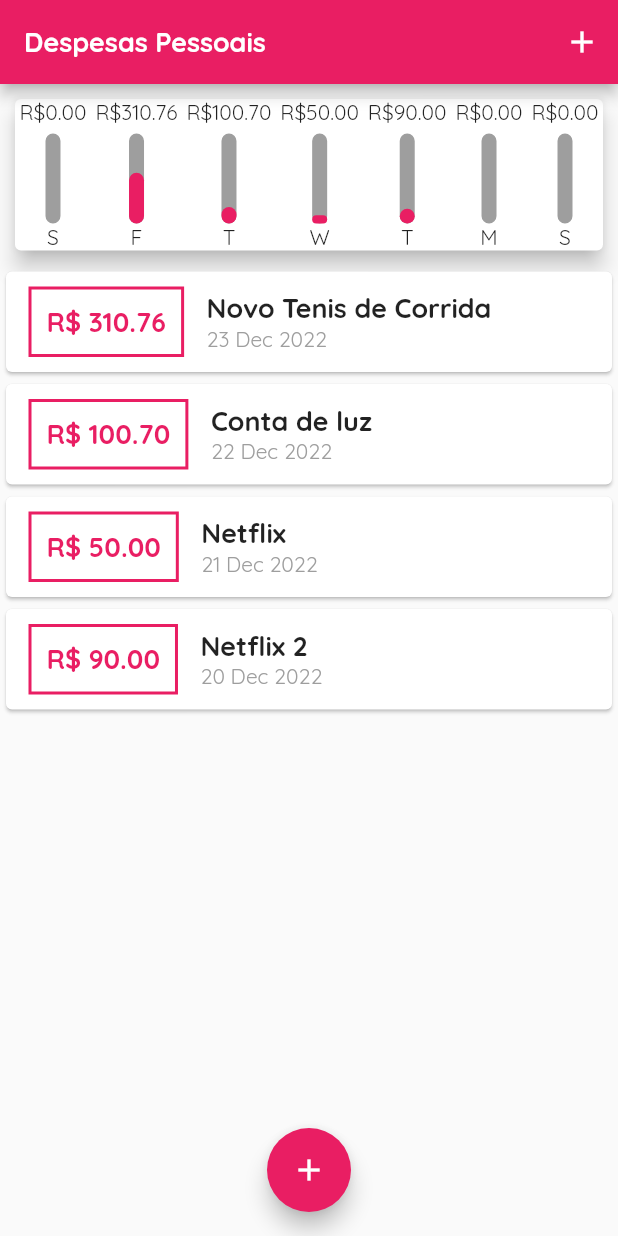
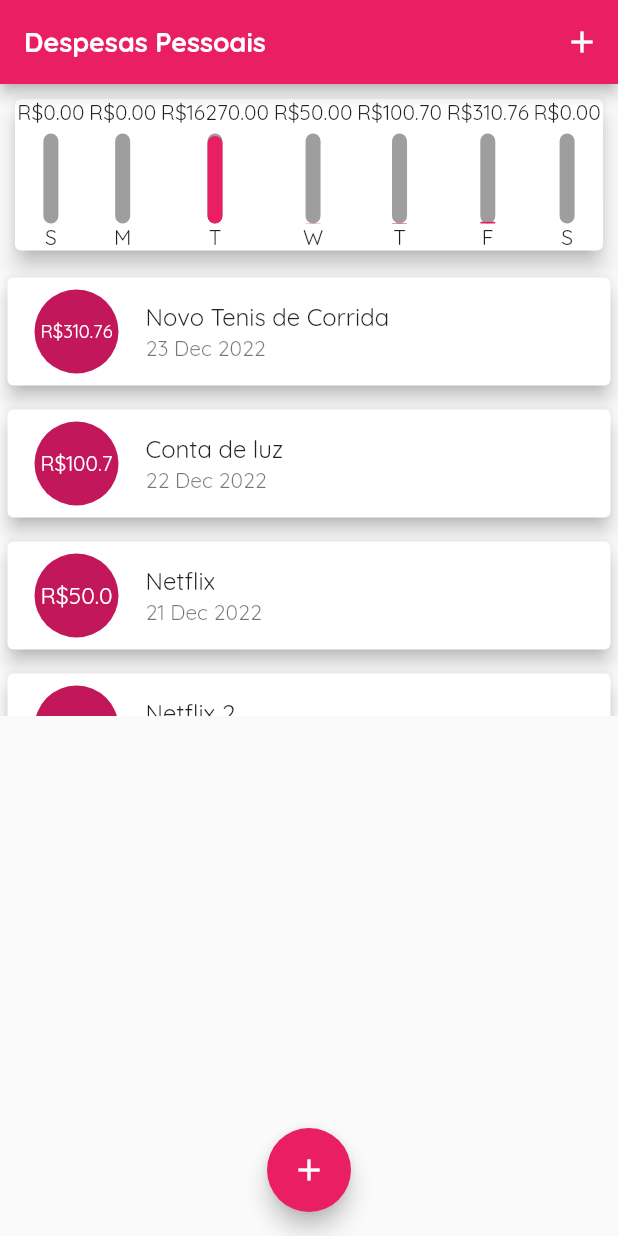
Before and after one commit to lucas-ol/expenses, a Flutter app: the screen it shows after launch, on a phone screen of 412 x 824 dp. Run offline on Flutter 3.47's test engine with Material 2 defaults, Android fonts, the phone set to English and light mode, and no system bars.

Commit message:
changed app icons fixed layout bugs

```diff
--- a/lib/components/chart.dart
+++ b/lib/components/chart.dart
@@ -37,7 +37,7 @@ class Chart extends StatelessWidget {
         'day': DateFormat.E().format(weekDay)[0],
         'value': totalSum,
       };
-    });
+    }).reversed.toList();
   }
 
   @override
@@ -50,14 +50,10 @@ class Chart extends StatelessWidget {
           children: groupedTransactions
               .map((e) => Column(
                     children: [
-                      Flexible(
-                        fit: FlexFit.loose,
-                        child: ChartBar(
-                          label: e["day"].toString(),
-                          value: e['value'] as double,
-                          percentage:
-                              ((e['value'] as double) / _weekTotalValue),
-                        ),
+                      ChartBar(
+                        label: e["day"].toString(),
+                        value: e['value'] as double,
+                        percentage: ((e['value'] as double) / _weekTotalValue),
                       ),
                     ],
                   ))
--- a/lib/components/chart_bar.dart
+++ b/lib/components/chart_bar.dart
@@ -16,9 +16,9 @@ class ChartBar extends StatelessWidget {
   Widget build(BuildContext context) {
     return Column(
       children: [
-        Text('R\$${value.toStringAsFixed(2)}'),
+        FittedBox(child: Text('R\$${value.toStringAsFixed(2)}')),
         const SizedBox(height: 5),
-        Container(
+        SizedBox(
           height: 60,
           width: 10,
           child: Stack(
--- a/lib/components/transaction_list.dart
+++ b/lib/components/transaction_list.dart
@@ -34,46 +34,24 @@ class TransactionList extends StatelessWidget {
                 itemCount: _transactions.length,
                 itemBuilder: (context, index) {
                   final tr = _transactions[index];
-
                   return Card(
-                      child: Row(
-                    children: [
-                      Container(
-                        padding: const EdgeInsets.all(10),
-                        margin: const EdgeInsets.symmetric(
-                            horizontal: 15, vertical: 10),
-                        decoration: BoxDecoration(
-                          border: Border.all(
-                              color: Theme.of(context).primaryColor, width: 2),
-                        ),
-                        child: Text(
-                          'R\$ ${tr.value.toStringAsFixed(2)}',
-                          style: TextStyle(
-                            fontWeight: FontWeight.bold,
-                            color: Theme.of(context).primaryColor,
-                            fontSize: 18,
-                          ),
-                        ),
+                    elevation: 5,
+                    margin:
+                        const EdgeInsets.symmetric(vertical: 8, horizontal: 5),
+                    child: ListTile(
+                      subtitle: Text(DateFormat("d MMM y").format(tr.date)),
+                      title: Text(
+                        tr.title,
+                        style: Theme.of(context).textTheme.titleMedium,
                       ),
-                      Column(
-                        crossAxisAlignment: CrossAxisAlignment.start,
-                        children: [
-                          Text(
-                            tr.title,
-                            // style: TextStyle(
-                            //   fontSize: 16,
-                            //   fontWeight: FontWeight.bold,
-                            // ),
-                            style: Theme.of(context).textTheme.headline6,
-                          ),
-                          Text(
-                            DateFormat('d MMM y').format(tr.date),
-                            style: const TextStyle(color: Colors.grey),
-                          ),
-                        ],
+                      leading: CircleAvatar(
+                        radius: 30,
+                        child: Padding(
+                            padding: const EdgeInsets.all(6),
+                            child: FittedBox(child: Text("R\$${tr.value}"))),
                       ),
-                    ],
-                  ));
+                    ),
+                  );
                 }));
   }
 }
--- a/lib/main.dart
+++ b/lib/main.dart
@@ -72,6 +72,27 @@ class _HomePageState extends State<HomePage> {
         DateTime.now().subtract(
           const Duration(days: 4),
         )),
+    Transaction(
+        't3',
+        'Netflix 3',
+        90,
+        DateTime.now().subtract(
+          const Duration(days: 4),
+        )),
+    Transaction(
+        't3',
+        'Netflix 4',
+        90,
+        DateTime.now().subtract(
+          const Duration(days: 4),
+        )),
+    Transaction(
+        't3',
+        'Netflix 5',
+        16000,
+        DateTime.now().subtract(
+          const Duration(days: 4),
+        )),
   ];
 
   List<Transaction> get _recentTransactions {
```
Also changed, not shown: 61 other files.
